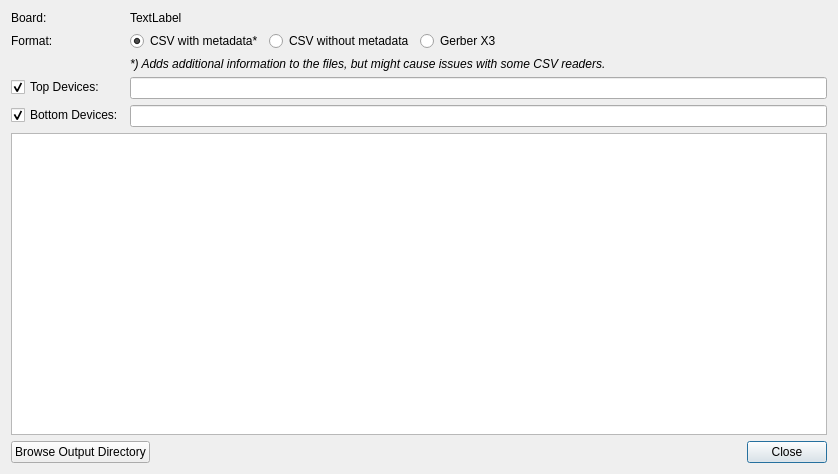
Old version of the form libs/librepcb/editor/project/boardeditor/boardpickplacegeneratordialog.ui in the repository LibrePCB/LibrePCB.
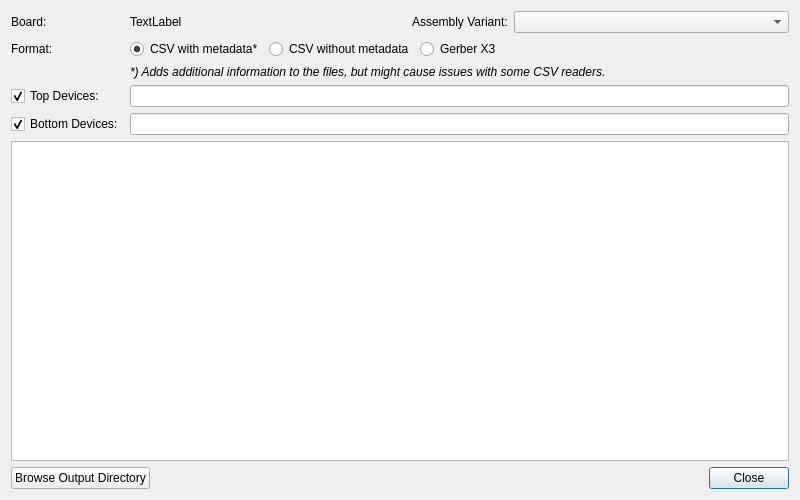
New version of the form.

Commit message: Add support for assembly variants in projects

Patch:
```diff
--- a/libs/librepcb/editor/project/boardeditor/boardpickplacegeneratordialog.ui
+++ b/libs/librepcb/editor/project/boardeditor/boardpickplacegeneratordialog.ui
@@ -6,17 +6,21 @@
    <rect>
     <x>0</x>
     <y>0</y>
-    <width>838</width>
-    <height>474</height>
+    <width>800</width>
+    <height>500</height>
    </rect>
   </property>
   <property name="windowTitle">
    <string>Generate Pick&amp;Place Data</string>
   </property>
-  <layout class="QFormLayout" name="formLayout">
-   <property name="fieldGrowthPolicy">
-    <enum>QFormLayout::AllNonFixedFieldsGrow</enum>
-   </property>
+  <layout class="QGridLayout" name="gridLayout" columnstretch="0,1,0,1">
+   <item row="0" column="2">
+    <widget class="QLabel" name="lblAssemblyVariant">
+     <property name="text">
+      <string>Assembly Variant:</string>
+     </property>
+    </widget>
+   </item>
    <item row="0" column="0">
     <widget class="QLabel" name="label">
      <property name="text">
@@ -24,6 +28,26 @@
      </property>
     </widget>
    </item>
+   <item row="4" column="0">
+    <widget class="QCheckBox" name="cbxTopDevices">
+     <property name="text">
+      <string>Top Devices:</string>
+     </property>
+     <property name="checked">
+      <bool>true</bool>
+     </property>
+    </widget>
+   </item>
+   <item row="5" column="0">
+    <widget class="QCheckBox" name="cbxBottomDevices">
+     <property name="text">
+      <string>Bottom Devices:</string>
+     </property>
+     <property name="checked">
+      <bool>true</bool>
+     </property>
+    </widget>
+   </item>
    <item row="0" column="1">
     <widget class="QLabel" name="lblBoardName">
      <property name="text">
@@ -31,14 +55,17 @@
      </property>
     </widget>
    </item>
-   <item row="1" column="0">
+   <item row="2" column="0">
     <widget class="QLabel" name="label_2">
      <property name="text">
       <string>Format:</string>
      </property>
     </widget>
    </item>
-   <item row="1" column="1">
+   <item row="0" column="3">
+    <widget class="QComboBox" name="cbxAssemblyVariant"/>
+   </item>
+   <item row="2" column="1" colspan="3">
     <layout class="QHBoxLayout" name="horizontalLayout">
      <item>
       <widget class="QRadioButton" name="rbtnFormatCsvWithMetadata">
@@ -79,7 +106,7 @@
      </item>
     </layout>
    </item>
-   <item row="2" column="1">
+   <item row="3" column="1" colspan="3">
     <widget class="QLabel" name="label_3">
      <property name="font">
       <font>
@@ -91,33 +118,13 @@
      </property>
     </widget>
    </item>
-   <item row="3" column="0">
-    <widget class="QCheckBox" name="cbxTopDevices">
-     <property name="text">
-      <string>Top Devices:</string>
-     </property>
-     <property name="checked">
-      <bool>true</bool>
-     </property>
-    </widget>
-   </item>
-   <item row="3" column="1">
+   <item row="4" column="1" colspan="3">
     <widget class="QLineEdit" name="edtTopFilePath"/>
    </item>
-   <item row="4" column="0">
-    <widget class="QCheckBox" name="cbxBottomDevices">
-     <property name="text">
-      <string>Bottom Devices:</string>
-     </property>
-     <property name="checked">
-      <bool>true</bool>
-     </property>
-    </widget>
-   </item>
-   <item row="4" column="1">
+   <item row="5" column="1" colspan="3">
     <widget class="QLineEdit" name="edtBottomFilePath"/>
    </item>
-   <item row="6" column="0" colspan="2">
+   <item row="6" column="0" colspan="4">
     <widget class="QTableWidget" name="tableWidget">
      <property name="sizePolicy">
       <sizepolicy hsizetype="Expanding" vsizetype="Expanding">
@@ -127,7 +134,7 @@
      </property>
     </widget>
    </item>
-   <item row="8" column="0" colspan="2">
+   <item row="7" column="0" colspan="4">
     <layout class="QHBoxLayout" name="horizontalLayout_2">
      <item>
       <widget class="QPushButton" name="btnBrowseOutputDir">
```
The commit also changes 70 other files.
